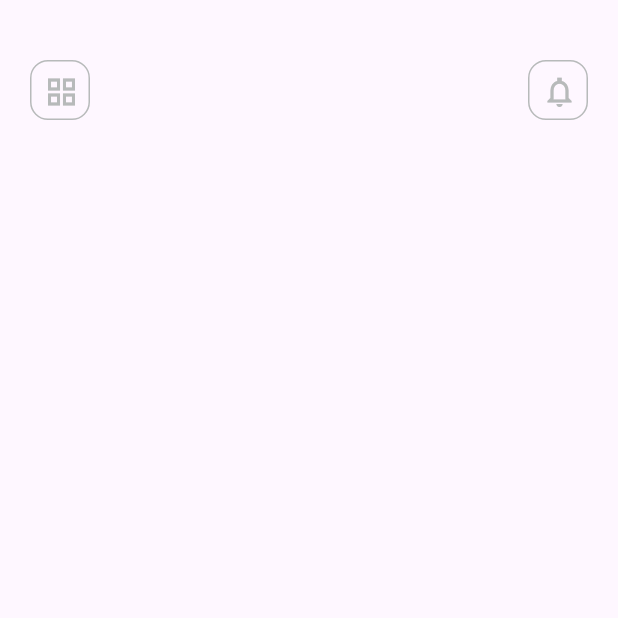
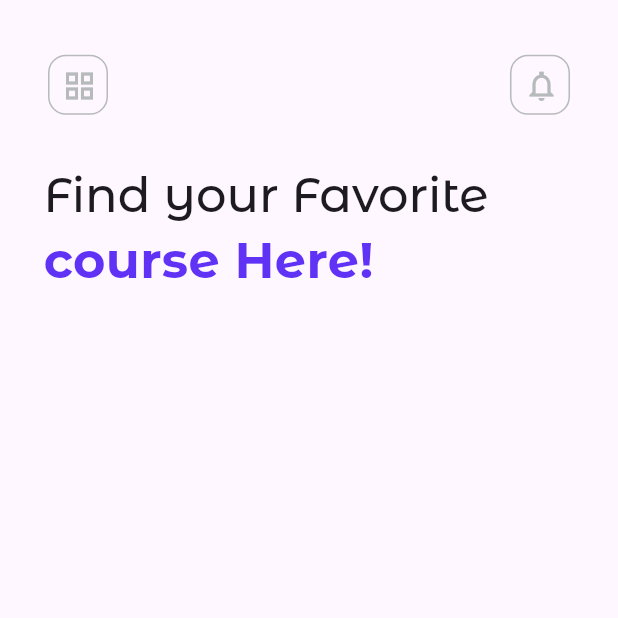
Before and after one commit to developappscl/appRetoWeincode, a Flutter app: the _HomeView screen opened directly, on a phone screen of 412 x 824 dp, the top half of it. Run offline on Flutter 3.47's test engine with Material 2 defaults, Android fonts, the light colour scheme and no system bars; our stand-ins replace go_router.

Commit message:
avance screen app 1

```diff
--- a/lib/config/color/app_colors.dart
+++ b/lib/config/color/app_colors.dart
@@ -14,10 +14,15 @@ class AppColors {
   static const Color app1BrandLightColor = Colors.grey;
   static const Color app1BrandLightBorderColor =
       Color.fromRGBO(183, 186, 186, 1);
+  static const Color app1BrandHeadLargeColor = Color.fromRGBO(162, 176, 207, 1);
+// Theme App2
+
   static const Color app2BrandPrimaryColor = Colors.blue;
   static const Color app2BrandSecondaryColor = Colors.white;
   static const Color app2BrandLightColor = Colors.grey;
   static const Color app2BrandLightBorderColor = Colors.grey;
+
+  // Theme App3
 
   static const Color app3BrandPrimaryColor = Colors.blue;
   static const Color app3BrandSecondaryColor = Colors.white;
--- a/lib/config/theme/app_theme.dart
+++ b/lib/config/theme/app_theme.dart
@@ -73,7 +73,10 @@ class AppThemeApp1 {
                 fontSize: 10,
                 fontWeight: FontWeight.bold,
                 color: AppColors.app1BrandPrimaryColor),
-        ),
+            headlineLarge: TextStyle(
+                fontSize: 33,
+                fontWeight: FontWeight.w600,
+                color: AppColors.app1BrandHeadLargeColor)),
       );
 }
 
--- a/lib/screens/app1_screen.dart
+++ b/lib/screens/app1_screen.dart
@@ -1,6 +1,7 @@
 import 'package:flutter/material.dart';
 import 'package:retoweincode01/config/config.dart';
-import 'package:retoweincode01/widgets/home_app_bar.dart';
+
+import '../widgets/widgets.dart';
 
 class App1Screen extends StatelessWidget {
   const App1Screen({super.key});
@@ -20,11 +21,31 @@ class _HomeView extends StatelessWidget {
   Widget build(BuildContext context) {
     return Scaffold(
       appBar: AppBar(
-        toolbarHeight: 20,
+        toolbarHeight: 90,
+        title: const Padding(
+          padding: EdgeInsets.fromLTRB(16, 35, 16, 12),
+          child: HomeAppBar(),
+        ),
       ),
-      body: const Padding(
-        padding: EdgeInsets.all(20),
-        child: HomeAppBar(),
+      body: Padding(
+        padding:
+            const EdgeInsets.only(left: 29, top: 20, right: 10, bottom: 20),
+        child: Column(
+          crossAxisAlignment: CrossAxisAlignment.start,
+          children: [
+            Text(
+              'Find your Favorite',
+              style: Theme.of(context).textTheme.headlineLarge,
+            ),
+            const Text(
+              'course Here!',
+              style: TextStyle(
+                  fontSize: 33,
+                  fontWeight: FontWeight.w600,
+                  color: Color.fromRGBO(95, 50, 245, 1)),
+            )
+          ],
+        ),
       ),
     );
   }
--- a/lib/widgets/home_app_bar.dart
+++ b/lib/widgets/home_app_bar.dart
@@ -1,5 +1,7 @@
 import 'package:flutter/material.dart';
 import 'package:retoweincode01/config/color/app_colors.dart';
+
+import 'widgets.dart';
 
 class HomeAppBar extends StatelessWidget {
   const HomeAppBar({super.key});
@@ -31,24 +33,3 @@ class HomeAppBar extends StatelessWidget {
     );
   }
 }
-
-class IconAction extends StatelessWidget {
-  final IconButton iconButton;
-  final EdgeInsets? configMargin;
-  const IconAction({super.key, required this.iconButton, this.configMargin});
-
-  @override
-  Widget build(BuildContext context) {
-    return Container(
-      height: 40,
-      width: 40,
-      margin: configMargin,
-      decoration: BoxDecoration(
-          border: Border.all(color: AppColors.app1BrandLightBorderColor),
-          borderRadius: const BorderRadius.all(
-            Radius.circular(12),
-          )),
-      child: iconButton,
-    );
-  }
-}
--- /dev/null
+++ b/lib/widgets/iconAction.dart
@@ -0,0 +1,24 @@
+import 'package:flutter/material.dart';
+
+import '../config/config.dart';
+
+class IconAction extends StatelessWidget {
+  final IconButton iconButton;
+  final EdgeInsets? configMargin;
+  const IconAction({super.key, required this.iconButton, this.configMargin});
+
+  @override
+  Widget build(BuildContext context) {
+    return Container(
+      height: 40,
+      width: 40,
+      margin: configMargin,
+      decoration: BoxDecoration(
+          border: Border.all(color: AppColors.app1BrandLightBorderColor),
+          borderRadius: const BorderRadius.all(
+            Radius.circular(12),
+          )),
+      child: iconButton,
+    );
+  }
+}
--- /dev/null
+++ b/lib/widgets/widgets.dart
@@ -0,0 +1,2 @@
+export './home_app_bar.dart';
+export './iconAction.dart';
--- a/pubspec.yaml
+++ b/pubspec.yaml
@@ -67,7 +67,7 @@ flutter:
   # list giving the asset and other descriptors for the font. For
   # example:
   assets:
-    - assets/images
+    - assets/images/
   fonts:
     - family: Monserrat
       fonts:
```
Also changed, not shown: assets/images/app1.png (added), assets/images/image1.png (added), 1 other file. Lines whose indentation alone changed are shown as unchanged.
